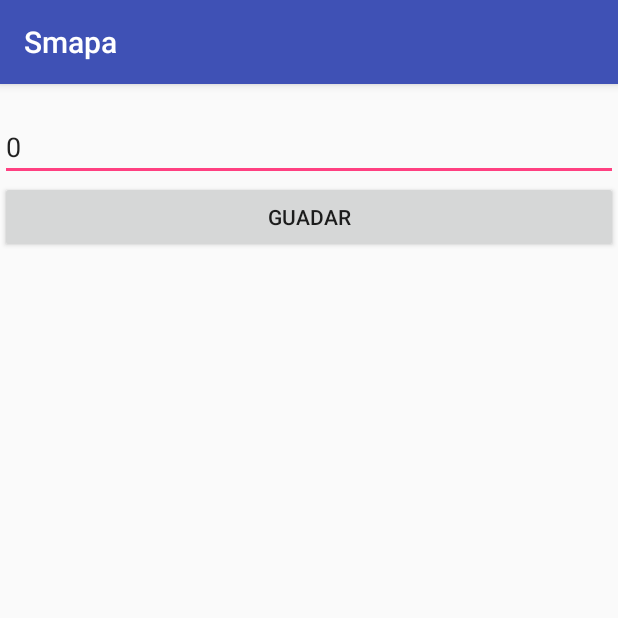
After one commit to Gil7/mobileapp-lectureDCOFile, an Android app: the Main2Activity screen opened directly, with no data from a screen before it, on a phone screen of 412 x 824 dp, the top half of it. The commit adds this screen. Run offline under Robolectric (Android 15) with nearby library versions, the phone set to English and light mode, and no system bars.

Commit message:
new activity for details added

```diff
--- /dev/null
+++ b/app/src/main/java/com/example/gil/smapa/Main2Activity.java
@@ -0,0 +1,66 @@
+package com.example.gil.smapa;
+
+import android.content.Intent;
+import android.support.v7.app.AppCompatActivity;
+import android.os.Bundle;
+import android.view.View;
+import android.widget.EditText;
+import android.widget.TextView;
+import android.widget.Toast;
+
+import java.util.ArrayList;
+
+public class Main2Activity extends AppCompatActivity {
+    EditText lecture;
+    TextView dataClient;
+    private String currennData;
+    final ArrayList<String> dataTosend = new ArrayList<>();
+    @Override
+    protected void onCreate(Bundle savedInstanceState) {
+        super.onCreate(savedInstanceState);
+        setContentView(R.layout.activity_main2);
+        lecture = (EditText)findViewById(R.id.lecture);
+        dataClient = (TextView)findViewById(R.id.dataClient);
+        String client; //variable to get data sent from activity_main
+
+        String[] dataToshow;//
+        String finalData = "";
+        int counter = 1;
+        Bundle extras = getIntent().getExtras();
+        if (extras == null){
+            client = null;
+        }else {
+            client = extras.getString("client");
+            System.out.println(client);
+            dataToshow= client.split("\\t");
+            for (String row: dataToshow){
+                finalData += "Dato" + counter + ": " + row + "\n";
+                dataTosend.add(row);
+                counter++;
+            }
+        }
+        dataClient.setText(finalData);
+    }
+    public void SendData(View v){
+        Intent i = new Intent();
+        String data = lecture.getText().toString();
+        String helper = "";
+        dataTosend.set(16,data);
+        int counter = 0;
+        for (String info: dataTosend){
+            if (counter > 11){
+                helper += info + "\t\n";
+                counter = 0;
+            } else {
+                helper += info + "\t";
+            }
+            counter++;
+        }
+
+        i.putExtra("lecture", helper);
+        System.out.println(helper);
+
+        setResult(RESULT_OK, i);
+        finish();
+    }
+}
--- /dev/null
+++ b/app/src/main/res/layout/activity_main2.xml
@@ -0,0 +1,27 @@
+<?xml version="1.0" encoding="utf-8"?>
+<LinearLayout xmlns:android="http://schemas.android.com/apk/res/android"
+    xmlns:app="http://schemas.android.com/apk/res-auto"
+    xmlns:tools="http://schemas.android.com/tools"
+    android:layout_width="match_parent"
+    android:layout_height="match_parent"
+    tools:context="com.example.gil.smapa.Main2Activity"
+    android:orientation="vertical">
+
+    <TextView
+        android:id="@+id/dataClient"
+        android:layout_width="match_parent"
+        android:layout_height="wrap_content" />
+
+    <EditText
+        android:text="0"
+        android:id="@+id/lecture"
+        android:hint="Lectura"
+        android:layout_width="match_parent"
+        android:layout_height="wrap_content" />
+    <Button
+        android:onClick="SendData"
+        android:text="Guadar"
+        android:layout_width="match_parent"
+        android:layout_height="wrap_content" />
+
+</LinearLayout>
```
Also changed, not shown: app/src/main/AndroidManifest.xml (+5 -2 lines), app/src/main/java/com/example/gil/smapa/MainActivity.java (+46 -2 lines).
